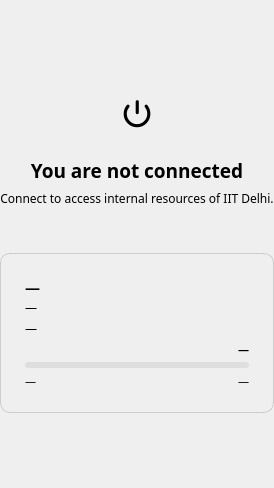
Qt form forms/connectscreen.ui (AaryaTalgaonkar/openvpn3-gui) before a commit.
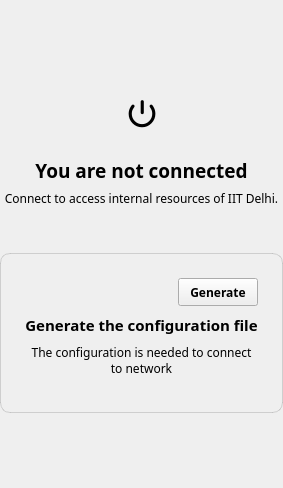
The same form after that commit.

Commit message: remove separate download screen

What changed in the file:
```diff
--- a/forms/connectscreen.ui
+++ b/forms/connectscreen.ui
@@ -205,6 +205,153 @@
            <number>12</number>
           </property>
           <item>
+           <widget class="QStackedWidget" name="certInfoStack">
+            <property name="currentIndex">
+             <number>0</number>
+            </property>
+            <!-- Page 0: No certificate - prompt to generate -->
+            <widget class="QWidget" name="noCertPage">
+             <layout class="QVBoxLayout" name="noCertLayout">
+              <property name="spacing">
+               <number>8</number>
+              </property>
+              <property name="leftMargin">
+               <number>0</number>
+              </property>
+              <property name="topMargin">
+               <number>0</number>
+              </property>
+              <property name="rightMargin">
+               <number>0</number>
+              </property>
+              <property name="bottomMargin">
+               <number>0</number>
+              </property>
+              <item>
+               <layout class="QHBoxLayout" name="noCertButtonRow">
+                <property name="spacing">
+                 <number>6</number>
+                </property>
+                <item>
+                 <spacer name="noCertButtonRowLeftSpacer">
+                  <property name="orientation">
+                   <enum>Qt::Orientation::Horizontal</enum>
+                  </property>
+                  <property name="sizeHint" stdset="0">
+                   <size>
+                    <width>20</width>
+                    <height>20</height>
+                   </size>
+                  </property>
+                 </spacer>
+                </item>
+                <item>
+                 <widget class="QPushButton" name="generateButton">
+                  <property name="sizePolicy">
+                   <sizepolicy hsizetype="Fixed" vsizetype="Fixed">
+                    <horstretch>0</horstretch>
+                    <verstretch>0</verstretch>
+                   </sizepolicy>
+                  </property>
+                  <property name="minimumSize">
+                   <size>
+                    <width>80</width>
+                    <height>28</height>
+                   </size>
+                  </property>
+                  <property name="maximumSize">
+                   <size>
+                    <width>80</width>
+                    <height>28</height>
+                   </size>
+                  </property>
+                  <property name="font">
+                   <font>
+                    <family>Titillium Web</family>
+                    <pointsize>9</pointsize>
+                    <bold>true</bold>
+                   </font>
+                  </property>
+                  <property name="cursor">
+                   <cursorShape>PointingHandCursor</cursorShape>
+                  </property>
+                  <property name="text">
+                   <string>Generate</string>
+                  </property>
+                 </widget>
+                </item>
+               </layout>
+              </item>
+              <item>
+               <widget class="QLabel" name="noCertTitle">
+                <property name="font">
+                 <font>
+                  <family>Titillium Web</family>
+                  <pointsize>11</pointsize>
+                  <bold>true</bold>
+                 </font>
+                </property>
+                <property name="text">
+                 <string>Generate the configuration file</string>
+                </property>
+                <property name="alignment">
+                 <set>Qt::AlignmentFlag::AlignCenter</set>
+                </property>
+               </widget>
+              </item>
+              <item>
+               <widget class="QLabel" name="noCertDescription">
+                <property name="font">
+                 <font>
+                  <family>Titillium Web</family>
+                  <pointsize>9</pointsize>
+                 </font>
+                </property>
+                <property name="text">
+                 <string>The configuration is needed to connect to network</string>
+                </property>
+                <property name="alignment">
+                 <set>Qt::AlignmentFlag::AlignCenter</set>
+                </property>
+                <property name="wordWrap">
+                 <bool>true</bool>
+                </property>
+               </widget>
+              </item>
+              <item>
+               <spacer name="noCertBottomSpacer">
+                <property name="orientation">
+                 <enum>Qt::Orientation::Vertical</enum>
+                </property>
+                <property name="sizeHint" stdset="0">
+                 <size>
+                  <width>20</width>
+                  <height>40</height>
+                 </size>
+                </property>
+               </spacer>
+              </item>
+             </layout>
+            </widget>
+            <!-- Page 1: Certificate present - show info -->
+            <widget class="QWidget" name="certPresentPage">
+             <layout class="QVBoxLayout" name="certPresentLayout">
+              <property name="spacing">
+               <number>4</number>
+              </property>
+              <property name="leftMargin">
+               <number>0</number>
+              </property>
+              <property name="topMargin">
+               <number>0</number>
+              </property>
+              <property name="rightMargin">
+               <number>0</number>
+              </property>
+              <property name="bottomMargin">
+               <number>0</number>
+              </property>
+              <item>
            <widget class="QLabel" name="certUsernameLabel">
             <property name="font">
              <font>
@@ -349,6 +496,10 @@
              </widget>
             </item>
            </layout>
+              </item>
+             </layout>
+            </widget>
+           </widget>
           </item>
          </layout>
         </widget>
```
Lines whose indentation alone changed are shown as unchanged. The commit also changes 4 other files.
